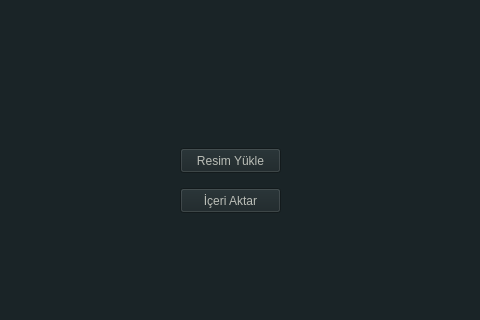
Above: mainmenu.ui from QuAS-Robotic/qimplementor before the change; both pictures show x 310 to 790 and y 87 to 407 of the 1273 by 769 pixel window. Below: the same form after it.
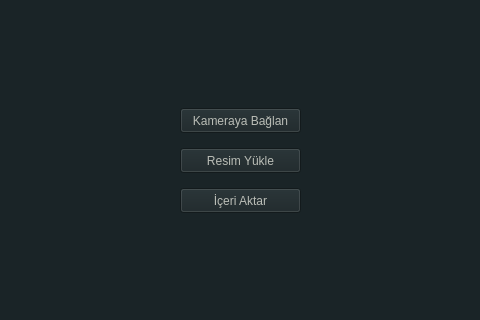
That is the form after the change. The open tabs and pages were chosen to show the change. Icons and pictures are not drawn.

Diff of the .ui file:
```diff
--- a/mainmenu.ui
+++ b/mainmenu.ui
@@ -17,7 +17,7 @@
    <string>ImView0.1_beta</string>
   </property>
   <property name="windowIcon">
-   <iconset resource="gui/resources/toolbar.qrc">
+   <iconset>
     <normaloff>:/window_icon/pics/quas.png</normaloff>:/window_icon/pics/quas.png</iconset>
   </property>
   <property name="styleSheet">
@@ -94,7 +94,7 @@
        <rect>
         <x>240</x>
         <y>190</y>
-        <width>101</width>
+        <width>121</width>
         <height>25</height>
        </rect>
       </property>
@@ -764,7 +764,7 @@
        <rect>
         <x>240</x>
         <y>230</y>
-        <width>101</width>
+        <width>121</width>
         <height>25</height>
        </rect>
       </property>
@@ -908,6 +908,22 @@
        </item>
       </layout>
      </widget>
+     <widget class="QPushButton" name="launch_camera_btn">
+      <property name="geometry">
+       <rect>
+        <x>240</x>
+        <y>150</y>
+        <width>121</width>
+        <height>25</height>
+       </rect>
+      </property>
+      <property name="whatsThis">
+       <string>donnow</string>
+      </property>
+      <property name="text">
+       <string>Kameraya Bağlan</string>
+      </property>
+     </widget>
      <zorder>layoutWidget</zorder>
      <zorder>filterpic1</zorder>
      <zorder>filterpic2</zorder>
@@ -936,6 +952,7 @@
      <zorder>import_pic</zorder>
      <zorder>import_pic_from_cloud</zorder>
      <zorder>label_2</zorder>
+     <zorder>launch_camera_btn</zorder>
     </widget>
    </widget>
    <widget class="QToolBox" name="toolBox">
@@ -1076,8 +1093,8 @@
       <rect>
        <x>0</x>
        <y>0</y>
-       <width>241</width>
-       <height>517</height>
+       <width>100</width>
+       <height>30</height>
       </rect>
      </property>
      <attribute name="label">
@@ -1408,7 +1425,7 @@
   </action>
   <action name="actionLoadProject">
    <property name="icon">
-    <iconset resource="gui/resources/toolbar.qrc">
+    <iconset>
      <normaloff>:/Toolbar/pics/open.png</normaloff>:/Toolbar/pics/open.png</iconset>
    </property>
    <property name="text">
@@ -1452,7 +1469,7 @@
   </action>
   <action name="actionSave">
    <property name="icon">
-    <iconset resource="gui/resources/toolbar.qrc">
+    <iconset>
      <normaloff>:/Toolbar/pics/save.png</normaloff>:/Toolbar/pics/save.png</iconset>
    </property>
    <property name="text">
```
